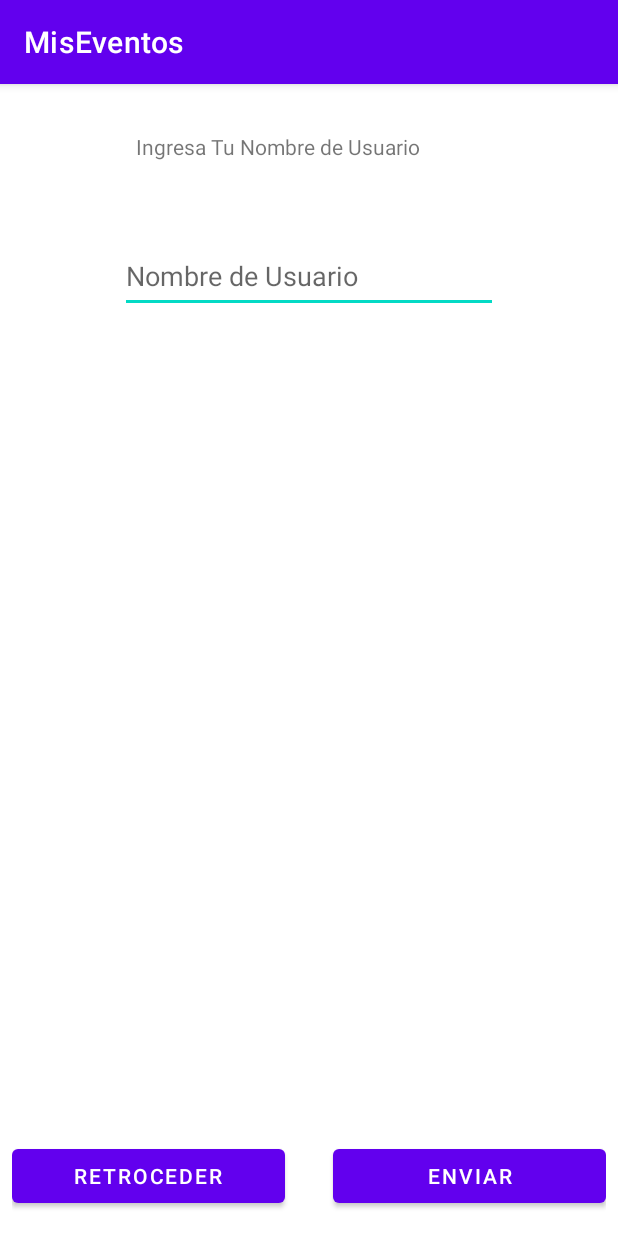
After one commit to ctapia-cl/MisEventos, an Android app: the ValidarUsuario screen opened directly, with no data from a screen before it, on a phone screen of 412 x 824 dp. The commit adds this screen. Run offline under Robolectric (Android 15) with nearby library versions, the phone set to English and light mode, and no system bars.

Commit message:
Se agrega actividdad para identificar usuario

```diff
--- a/app/src/main/AndroidManifest.xml
+++ b/app/src/main/AndroidManifest.xml
@@ -13,6 +13,9 @@
         android:supportsRtl="true"
         android:theme="@style/Theme.MisEventos"
         tools:targetApi="31">
+        <activity
+            android:name=".ValidarUsuario"
+            android:exported="false" />
         <activity
             android:name=".RecuperarPass"
             android:exported="false" />
--- /dev/null
+++ b/app/src/main/java/com/example/miseventos/ValidarUsuario.java
@@ -0,0 +1,14 @@
+package com.example.miseventos;
+
+import androidx.appcompat.app.AppCompatActivity;
+
+import android.os.Bundle;
+
+public class ValidarUsuario extends AppCompatActivity {
+
+    @Override
+    protected void onCreate(Bundle savedInstanceState) {
+        super.onCreate(savedInstanceState);
+        setContentView(R.layout.activity_validar_usuario);
+    }
+}
--- a/app/src/main/res/layout/activity_registro.xml
+++ b/app/src/main/res/layout/activity_registro.xml
@@ -89,8 +89,9 @@
         android:id="@+id/spnPregunta"
         android:layout_width="0dp"
         android:layout_height="wrap_content"
-        android:layout_marginTop="32dp"
+        android:layout_marginTop="36dp"
         app:layout_constraintEnd_toEndOf="@+id/tilContrasena"
+        app:layout_constraintHorizontal_bias="0.0"
         app:layout_constraintStart_toStartOf="@+id/tilContrasena"
         app:layout_constraintTop_toBottomOf="@+id/tilContrasena" />
 
--- /dev/null
+++ b/app/src/main/res/layout/activity_validar_usuario.xml
@@ -0,0 +1,59 @@
+<?xml version="1.0" encoding="utf-8"?>
+<androidx.constraintlayout.widget.ConstraintLayout xmlns:android="http://schemas.android.com/apk/res/android"
+    xmlns:app="http://schemas.android.com/apk/res-auto"
+    xmlns:tools="http://schemas.android.com/tools"
+    android:layout_width="match_parent"
+    android:layout_height="match_parent"
+    tools:context=".ValidarUsuario">
+
+    <TextView
+        android:id="@+id/textView"
+        android:layout_width="231dp"
+        android:layout_height="39dp"
+        android:layout_marginTop="32dp"
+        android:text="Ingresa Tu Nombre de Usuario"
+        app:layout_constraintEnd_toEndOf="parent"
+        app:layout_constraintStart_toStartOf="parent"
+        app:layout_constraintTop_toTopOf="parent" />
+
+    <EditText
+        android:id="@+id/etIngUsuario"
+        android:layout_width="252dp"
+        android:layout_height="49dp"
+        android:layout_marginTop="32dp"
+        android:ems="10"
+        android:hint="Nombre de Usuario"
+        android:inputType="textPersonName"
+        app:layout_constraintEnd_toEndOf="parent"
+        app:layout_constraintStart_toStartOf="parent"
+        app:layout_constraintTop_toBottomOf="@+id/textView" />
+
+    <LinearLayout
+        android:layout_width="0dp"
+        android:layout_height="wrap_content"
+        android:layout_marginStart="8dp"
+        android:layout_marginEnd="8dp"
+        android:layout_marginBottom="16dp"
+        android:orientation="horizontal"
+        app:layout_constraintBottom_toBottomOf="parent"
+        app:layout_constraintEnd_toEndOf="parent"
+        app:layout_constraintStart_toStartOf="parent">
+
+        <Button
+            android:id="@+id/btnVolver"
+            android:layout_width="0dp"
+            android:layout_height="wrap_content"
+            android:layout_weight="4"
+            android:layout_marginRight="16dp"
+            android:text="Retroceder" />
+
+        <Button
+            android:id="@+id/btnGuardar"
+            android:layout_width="0dp"
+            android:layout_height="wrap_content"
+            android:layout_marginLeft="16dp"
+            android:layout_weight="4"
+            android:text="Enviar" />
+    </LinearLayout>
+
+</androidx.constraintlayout.widget.ConstraintLayout>
```
